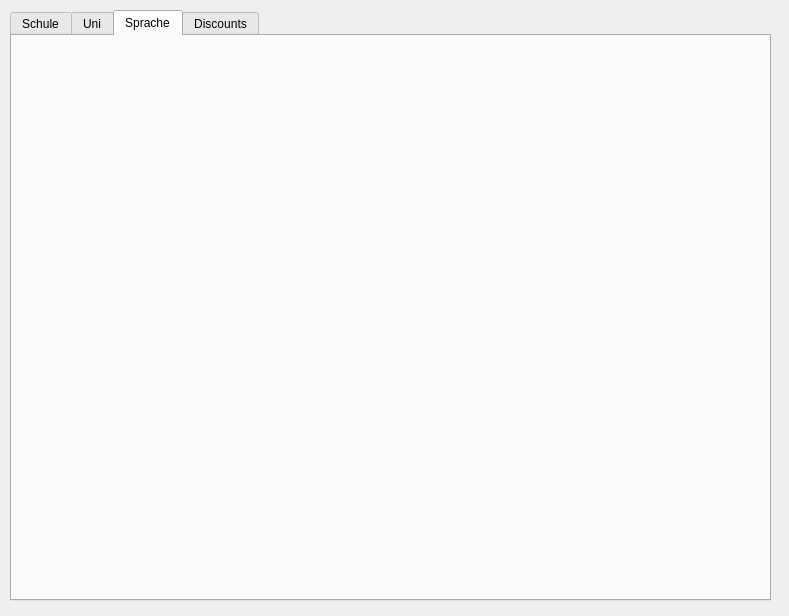
Before: the Qt Designer form E_Receipts/managefeesdialog.ui in MrRisoni/Gauss, drawn with Qt 5.
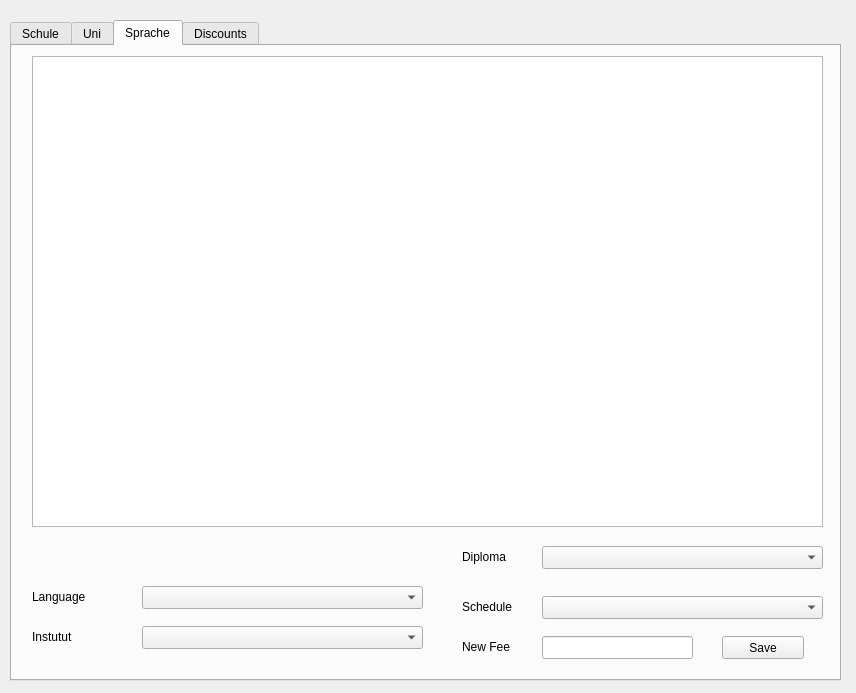
After: the same form once the commit is applied. The open tabs and pages were chosen to show the change.

```diff
--- a/E_Receipts/managefeesdialog.ui
+++ b/E_Receipts/managefeesdialog.ui
@@ -6,8 +6,8 @@
    <rect>
     <x>0</x>
     <y>0</y>
-    <width>789</width>
-    <height>616</height>
+    <width>856</width>
+    <height>693</height>
    </rect>
   </property>
   <property name="windowTitle">
@@ -17,9 +17,9 @@
    <property name="geometry">
     <rect>
      <x>10</x>
-     <y>10</y>
-     <width>761</width>
-     <height>591</height>
+     <y>20</y>
+     <width>831</width>
+     <height>661</height>
     </rect>
    </property>
    <property name="currentIndex">
@@ -114,6 +114,150 @@
     <attribute name="title">
      <string>Sprache</string>
     </attribute>
+    <widget class="QLabel" name="label_7">
+     <property name="geometry">
+      <rect>
+       <x>450</x>
+       <y>580</y>
+       <width>61</width>
+       <height>41</height>
+      </rect>
+     </property>
+     <property name="text">
+      <string>New Fee</string>
+     </property>
+    </widget>
+    <widget class="QPushButton" name="pushSaveSpracheFee">
+     <property name="geometry">
+      <rect>
+       <x>710</x>
+       <y>590</y>
+       <width>82</width>
+       <height>23</height>
+      </rect>
+     </property>
+     <property name="text">
+      <string>Save</string>
+     </property>
+    </widget>
+    <widget class="QLabel" name="label_8">
+     <property name="geometry">
+      <rect>
+       <x>20</x>
+       <y>570</y>
+       <width>81</width>
+       <height>41</height>
+      </rect>
+     </property>
+     <property name="text">
+      <string>Instutut</string>
+     </property>
+    </widget>
+    <widget class="QLabel" name="label_9">
+     <property name="geometry">
+      <rect>
+       <x>450</x>
+       <y>490</y>
+       <width>61</width>
+       <height>41</height>
+      </rect>
+     </property>
+     <property name="text">
+      <string>Diploma</string>
+     </property>
+    </widget>
+    <widget class="QTableView" name="tableSpracheCourses">
+     <property name="geometry">
+      <rect>
+       <x>20</x>
+       <y>10</y>
+       <width>791</width>
+       <height>471</height>
+      </rect>
+     </property>
+     <property name="editTriggers">
+      <set>QAbstractItemView::NoEditTriggers</set>
+     </property>
+     <property name="selectionBehavior">
+      <enum>QAbstractItemView::SelectRows</enum>
+     </property>
+    </widget>
+    <widget class="QComboBox" name="comboDiplomas">
+     <property name="geometry">
+      <rect>
+       <x>530</x>
+       <y>500</y>
+       <width>281</width>
+       <height>23</height>
+      </rect>
+     </property>
+    </widget>
+    <widget class="QComboBox" name="comboInstituten">
+     <property name="geometry">
+      <rect>
+       <x>130</x>
+       <y>580</y>
+       <width>281</width>
+       <height>23</height>
+      </rect>
+     </property>
+    </widget>
+    <widget class="QLineEdit" name="lineSpracheFee">
+     <property name="geometry">
+      <rect>
+       <x>530</x>
+       <y>590</y>
+       <width>151</width>
+       <height>23</height>
+      </rect>
+     </property>
+    </widget>
+    <widget class="QLabel" name="label_10">
+     <property name="geometry">
+      <rect>
+       <x>20</x>
+       <y>530</y>
+       <width>81</width>
+       <height>41</height>
+      </rect>
+     </property>
+     <property name="text">
+      <string>Language</string>
+     </property>
+    </widget>
+    <widget class="QComboBox" name="comboSprachen">
+     <property name="geometry">
+      <rect>
+       <x>130</x>
+       <y>540</y>
+       <width>281</width>
+       <height>23</height>
+      </rect>
+     </property>
+    </widget>
+    <widget class="QComboBox" name="comboScheduleDiplomas">
+     <property name="geometry">
+      <rect>
+       <x>530</x>
+       <y>550</y>
+       <width>281</width>
+       <height>23</height>
+      </rect>
+     </property>
+    </widget>
+    <widget class="QLabel" name="label_11">
+     <property name="geometry">
+      <rect>
+       <x>450</x>
+       <y>540</y>
+       <width>61</width>
+       <height>41</height>
+      </rect>
+     </property>
+     <property name="text">
+      <string>Schedule</string>
+     </property>
+    </widget>
    </widget>
    <widget class="QWidget" name="tab_4">
     <attribute name="title">
```
Left out of the diff: 194 changed lines with no effect on the pictures.
